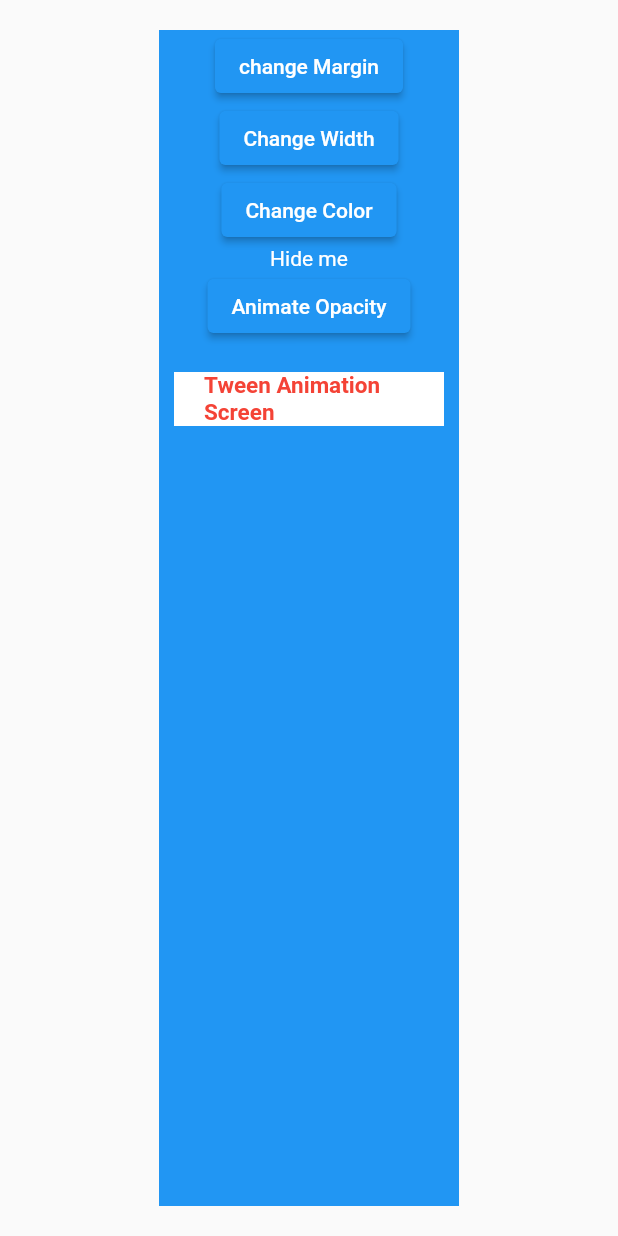
After one commit to Bilal-Basharat/Flutter-ACM-FellowShip, a Flutter app: the BasicAnimation screen opened directly, on a phone screen of 412 x 824 dp. The commit adds this screen. Run offline on Flutter 3.47's test engine with Material 2 defaults, Android fonts, the phone set to English and light mode, and no system bars; network calls fail.

Commit message:
Understanding Navigation, Routes and animation in flutter

```diff
--- /dev/null
+++ b/Week_4/lib/basicAnimate.dart
@@ -0,0 +1,85 @@
+import 'package:flutter/material.dart';
+import 'package:navigation_routing_animation/utilities/routesName.dart';
+
+class BasicAnimation extends StatefulWidget {
+  const BasicAnimation({super.key});
+
+  @override
+  State<BasicAnimation> createState() => _BasicAnimationState();
+}
+
+class _BasicAnimationState extends State<BasicAnimation> {
+
+  //variables for use in animation
+  double _opacity = 1;
+  double _width = 200;
+  double _margin = 20;
+  Color _color = Colors.blue;
+
+  @override
+  Widget build(BuildContext context) {
+    return Scaffold(
+      body: Center(
+        child: AnimatedContainer(
+          duration: const Duration(seconds: 2),
+          margin: EdgeInsets.all(_margin),
+          width: _width,
+          color: _color,
+          child: Column(
+            crossAxisAlignment: CrossAxisAlignment.center,
+            children: [
+              //animation for margins
+              ElevatedButton(
+                child: const Text('change Margin'),
+              onPressed: () => setState(() => _margin = 50),
+              ),
+
+              //animation for width change
+              ElevatedButton(
+                child: const Text('Change Width'),
+                onPressed: () => setState(() => _width = 400),
+              ),
+
+              //animation for color variation
+              ElevatedButton(
+                child:const  Text('Change Color'),
+                onPressed: () => setState(() => _color = Colors.black),
+              ),
+
+              //settings for opacity variation
+              AnimatedOpacity(
+                  opacity: _opacity, duration: const Duration(seconds: 2),
+              child:const  Text('Hide me', style: TextStyle(color:Colors.white))
+              ),
+
+              //animation for opacity variation
+              ElevatedButton(
+                child: const Text('Animate Opacity'),
+                onPressed: () => setState(() => _opacity = 0),
+              ),
+              InkWell(
+                onTap: () {
+                      Navigator.pushNamed(context, RouteNames.tweenAnimation,
+                        arguments:{
+                        'name': 'Tween Animation',
+                        },
+                      );
+                },
+                child: Container(
+                  width: 180,
+                  margin: EdgeInsets.symmetric(vertical: 20),
+                  padding: EdgeInsets.symmetric(horizontal: 20),
+                  color: Colors.white,
+                  child: const Text('Tween Animation Screen',
+                    style: TextStyle(fontWeight: FontWeight.bold, fontSize: 15, color: Colors.red) ,),
+                ),
+              ),
+
+
+            ],
+          ),
+        ),
+      ),
+    );
+  }
+}
--- /dev/null
+++ b/Week_4/lib/main.dart
@@ -0,0 +1,28 @@
+import 'package:flutter/material.dart';
+import 'package:navigation_routing_animation/Screen_2.dart';
+import 'package:navigation_routing_animation/Screen_3.dart';
+import 'package:navigation_routing_animation/basicAnimate.dart';
+import 'package:navigation_routing_animation/utilities/Routes.dart';
+import 'package:navigation_routing_animation/utilities/routesName.dart';
+import 'Home_Screen.dart';
+
+void main() {
+  runApp(const MyApp());
+}
+
+class MyApp extends StatelessWidget {
+  const MyApp({super.key});
+
+  // This widget is the root of your application.
+  @override
+  Widget build(BuildContext context) {
+    return MaterialApp(
+      title: 'Flutter Demo',
+      theme: ThemeData(
+        primarySwatch: Colors.blue,
+      ),
+      initialRoute: RouteNames.basicAnimation,
+      onGenerateRoute: Routes.generateRoute,
+    );
+  }
+}
--- /dev/null
+++ b/Week_4/lib/utilities/routesName.dart
@@ -0,0 +1,9 @@
+import 'package:flutter/material.dart';
+
+class RouteNames{
+  static const String homeScreen = 'home_Screen';
+  static const String screenTwo = 'screen_Two';
+  static const String screenThree = 'screen_Three';
+  static const String basicAnimation = 'basic_Animation';
+  static const String tweenAnimation = 'tween_Animation';
+}
--- a/week_3/lib/main.dart
+++ b/week_3/lib/main.dart
@@ -42,7 +42,7 @@
                 ]
               ),
               child: Center(
-                  child: Text('this is container that contains some text')
+                  child: Text('this is container that contains some text in two lines')
               ),
               ),
 
```
Also changed, not shown: Week_4/analysis_options.yaml (added, +29 -0 lines), Week_4/lib/Home_Screen.dart (added, +60 -0 lines), Week_4/lib/Screen_2.dart (added, +65 -0 lines), Week_4/lib/Screen_3.dart (added, +55 -0 lines), Week_4/lib/TweenAnimation.dart (added, +57 -0 lines), Week_4/lib/utilities/Routes.dart (added, +32 -0 lines), Week_4/pubspec.yaml (added, +90 -0 lines), Week_4/pubspec.lock (added), 124 other files.
